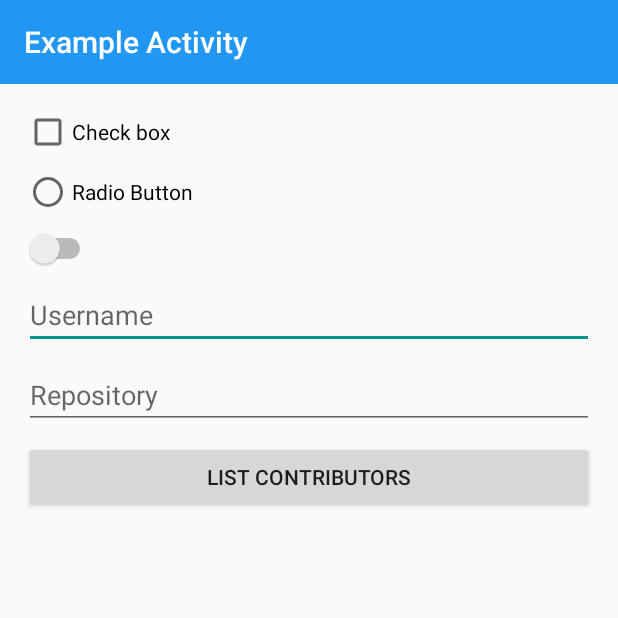
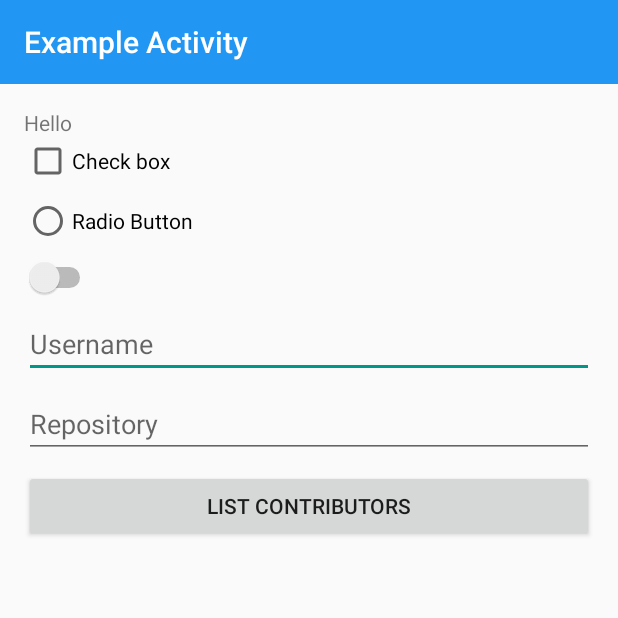
Before and after one commit to CoreProc/kitchen-material, an Android app: the screen it shows after launch (ExampleActivity), on a phone screen of 412 x 824 dp, the top half of it. Run offline under Robolectric (Android 15) with nearby library versions, the phone set to English and light mode, and no system bars; our stand-ins replace ButterKnife; libraries missing offline, so code that uses them is left out: com.activeandroid, retrofit.client; 1 statement that could not run was skipped.

Commit message:
added ExampleFragment

```diff
--- a/app/src/main/java/ph/coreproc/android/kitchenmaterial/activities/ExampleActivity.java
+++ b/app/src/main/java/ph/coreproc/android/kitchenmaterial/activities/ExampleActivity.java
@@ -2,6 +2,7 @@ package ph.coreproc.android.kitchenmaterial.activities;
 
 import android.app.ProgressDialog;
 import android.os.Bundle;
+import android.support.v4.app.FragmentManager;
 import android.support.v7.widget.LinearLayoutManager;
 import android.support.v7.widget.RecyclerView;
 import android.widget.Button;
@@ -14,6 +15,7 @@ import butterknife.InjectView;
 import butterknife.OnClick;
 import ph.coreproc.android.kitchenmaterial.R;
 import ph.coreproc.android.kitchenmaterial.adapters.RVContributorAdapter;
+import ph.coreproc.android.kitchenmaterial.fragments.ExampleFragment;
 import ph.coreproc.android.kitchenmaterial.models.Contributor;
 import ph.coreproc.android.kitchenmaterial.rest.RestClient;
 import retrofit.Callback;
@@ -37,7 +39,6 @@ public class ExampleActivity extends BaseActivity {
     @InjectView(R.id.rvContributors)
     RecyclerView rvContributors;
 
-
     @Override
     protected void onCreate(Bundle savedInstanceState) {
         super.onCreate(savedInstanceState);
@@ -51,6 +52,12 @@ public class ExampleActivity extends BaseActivity {
     }
 
     private void initialize() {
+        ExampleFragment exampleFragment = ExampleFragment.newInstance();
+        FragmentManager fragmentManager = getSupportFragmentManager();
+        fragmentManager.beginTransaction()
+                .replace(R.id.fragment, exampleFragment)
+                .commit();
+
         rvContributors.setHasFixedSize(true);
 
         LinearLayoutManager llm = new LinearLayoutManager(mContext);
--- /dev/null
+++ b/app/src/main/java/ph/coreproc/android/kitchenmaterial/fragments/ExampleFragment.java
@@ -0,0 +1,53 @@
+package ph.coreproc.android.kitchenmaterial.fragments;
+
+import android.content.Context;
+import android.os.Bundle;
+import android.support.v4.app.Fragment;
+import android.view.LayoutInflater;
+import android.view.View;
+import android.view.ViewGroup;
+import android.widget.TextView;
+
+import butterknife.ButterKnife;
+import butterknife.InjectView;
+import ph.coreproc.android.kitchenmaterial.R;
+
+/**
+ * Created by johneris on 6/15/2015.
+ */
+public class ExampleFragment extends Fragment {
+
+    private Context mContext;
+
+    @InjectView(R.id.tv)
+    TextView tv;
+
+    public static ExampleFragment newInstance() {
+        ExampleFragment exampleFragment = new ExampleFragment();
+
+//        Bundle args = new Bundle();
+//        args.putString("key", "value");
+//        fragment.setArguments(args);
+
+        return exampleFragment;
+    }
+
+    @Override
+    public View onCreateView(LayoutInflater inflater, ViewGroup container, Bundle savedInstanceState) {
+        View view = inflater.inflate(R.layout.fragment_example, container, false);
+
+//        Bundle bundle = getArguments();
+
+        ButterKnife.inject(this, view);
+        initialize();
+
+        mContext = getActivity();
+
+        return view;
+    }
+
+    private void initialize() {
+        tv.setText("Hello");
+    }
+
+}
--- a/app/src/main/res/layout/activity_example.xml
+++ b/app/src/main/res/layout/activity_example.xml
@@ -11,6 +11,11 @@
         android:layout_height="match_parent"
         android:layout_margin="@dimen/spacing_medium"
         android:orientation="vertical">
+
+        <RelativeLayout
+            android:id="@+id/fragment"
+            android:layout_width="match_parent"
+            android:layout_height="wrap_content" />
 
         <CheckBox
             android:layout_width="wrap_content"
--- /dev/null
+++ b/app/src/main/res/layout/fragment_example.xml
@@ -0,0 +1,12 @@
+<?xml version="1.0" encoding="utf-8"?>
+<LinearLayout xmlns:android="http://schemas.android.com/apk/res/android"
+    android:layout_width="match_parent"
+    android:layout_height="wrap_content"
+    android:orientation="vertical">
+
+    <TextView
+        android:id="@+id/tv"
+        android:layout_width="wrap_content"
+        android:layout_height="wrap_content" />
+
+</LinearLayout>
```
